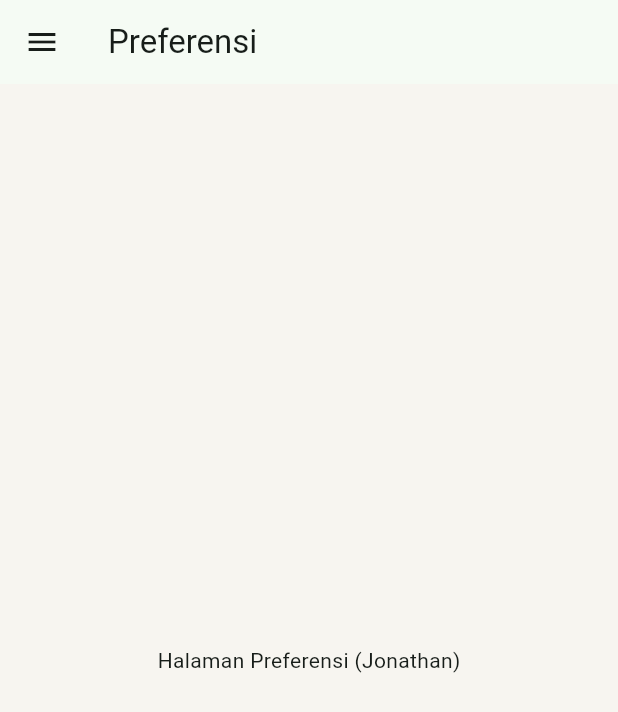
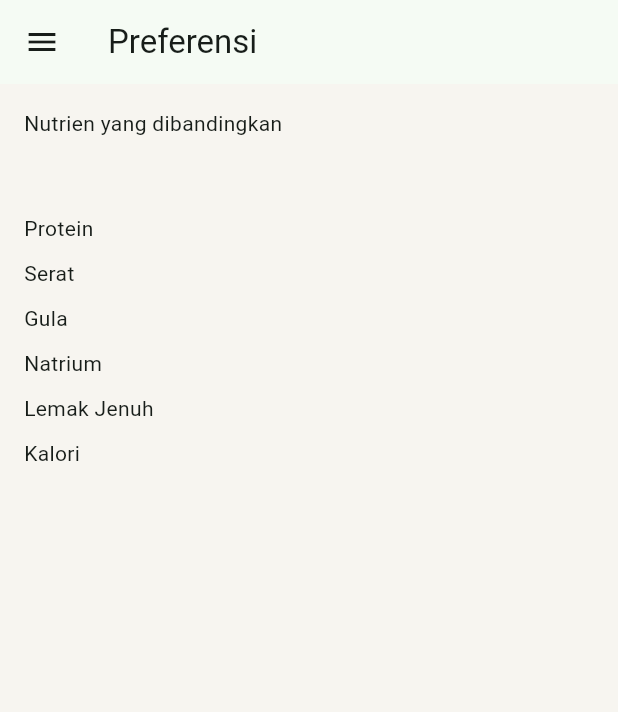
Before and after one commit to PBP-Kelompok-B4/PilihYuk-Mobile, a Flutter app: the PreferencesPage screen opened directly, on a phone screen of 412 x 824 dp. Shown: the top 712 px of the screen. Run offline on Flutter 3.47's test engine with Material 3 defaults, Android fonts, the phone set to English and light mode, and no system bars; missing offline and left inert: pbp_django_auth.

Commit message:
feat(preferences): show nutrient list for checkpoint 1

```diff
--- a/lib/screens/preferences/preferences_page.dart
+++ b/lib/screens/preferences/preferences_page.dart
@@ -9,7 +9,27 @@ class PreferencesPage extends StatelessWidget {
     return Scaffold(
       appBar: AppBar(title: const Text('Preferensi')),
       drawer: const LeftDrawer(),
-      body: const Center(child: Text('Halaman Preferensi (Jonathan)')),
+      body: Padding(
+        padding: EdgeInsets.all(16.0),
+        child: Column(
+          crossAxisAlignment: CrossAxisAlignment.start,
+          children: [
+            Text('Nutrien yang dibandingkan'),
+            SizedBox(height: 50),
+            Text('Protein'),
+            SizedBox(height: 10),
+            Text('Serat'),
+            SizedBox(height: 10),
+            Text('Gula'),
+            SizedBox(height: 10),
+            Text('Natrium'),
+            SizedBox(height: 10),
+            Text('Lemak Jenuh'),
+            SizedBox(height: 10),
+            Text('Kalori'),
+          ],
+        ),
+      ),
     );
   }
 }
```
